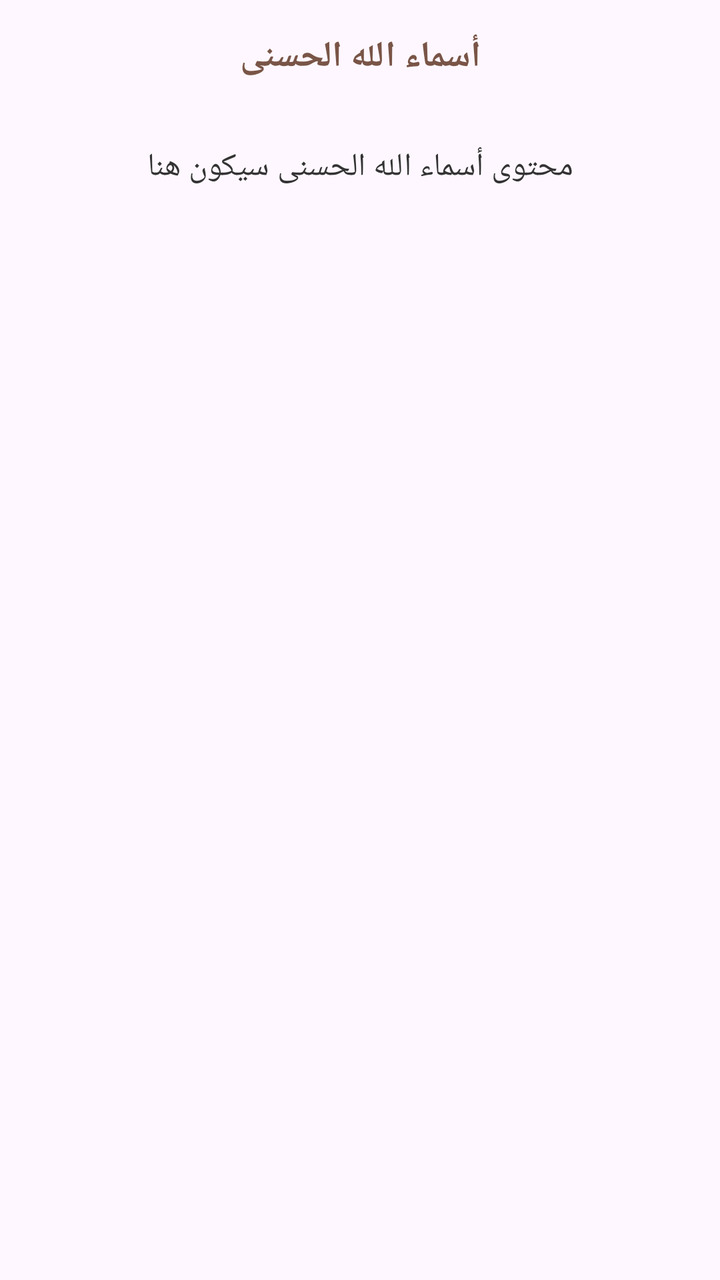
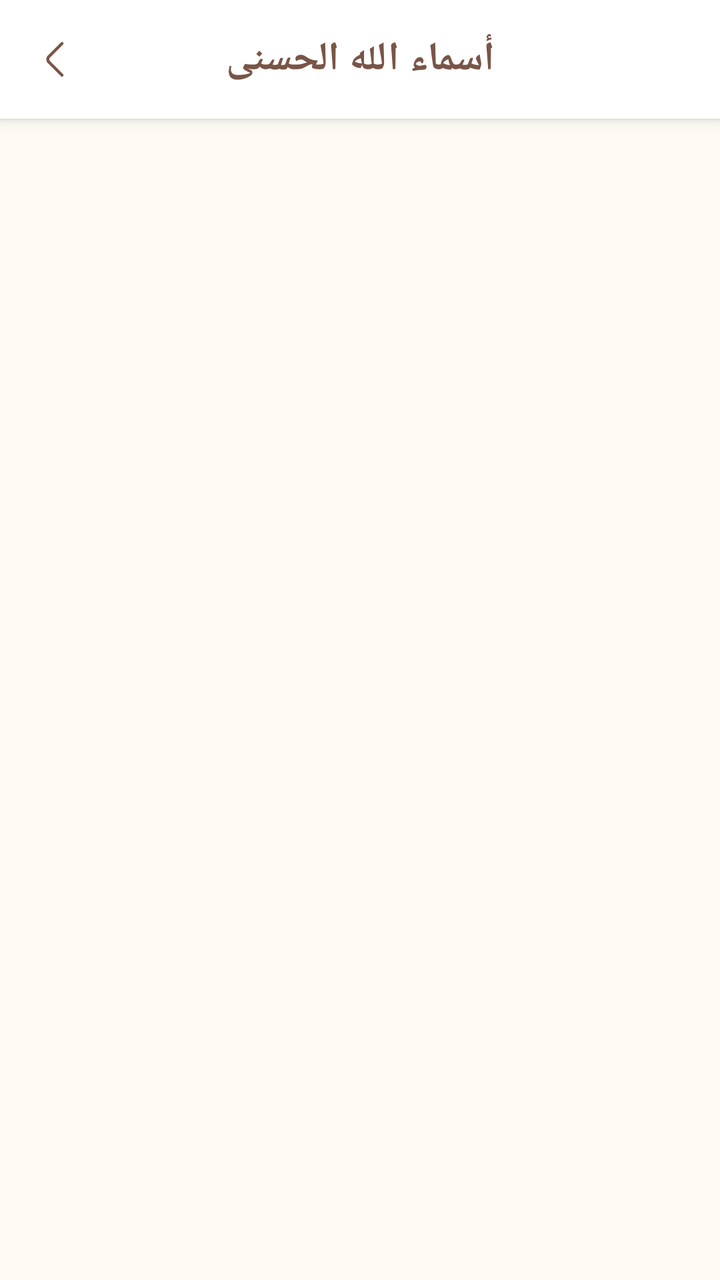

Two renders of the same Android screen: before a commit and after it. Below are the layout's source before the change and the commit's diff.
<!-- AndroidManifest.xml: application theme Theme.Zakrni -->
<!-- res/layout/fragment_allah_names.xml -->
<?xml version="1.0" encoding="utf-8"?>
<androidx.constraintlayout.widget.ConstraintLayout xmlns:android="http://schemas.android.com/apk/res/android"
    xmlns:tools="http://schemas.android.com/tools"
    android:layout_width="match_parent"
    android:layout_height="match_parent"
    xmlns:app="http://schemas.android.com/apk/res-auto"
    tools:context=".clean.ui.views.AllahNamesFragment">


    
    <LinearLayout
        android:id="@+id/headerLayout"
        android:layout_width="0dp"
        android:layout_height="wrap_content"
        android:orientation="horizontal"
        android:gravity="center_vertical"
        android:padding="16dp"
        app:layout_constraintTop_toTopOf="parent"
        app:layout_constraintStart_toStartOf="parent"
        app:layout_constraintEnd_toEndOf="parent">

        <ImageView
            android:id="@+id/backButton"
            android:layout_width="24dp"
            android:layout_height="24dp"
            android:clickable="true"
            android:focusable="true"
            android:background="?attr/selectableItemBackgroundBorderless"
            android:contentDescription="Back" />

        <TextView
            android:layout_width="0dp"
            android:layout_height="wrap_content"
            android:layout_weight="1"
            android:text="أسماء الله الحسنى"
            android:textSize="18sp"
            android:textStyle="bold"
            android:textColor="#795547"
            android:gravity="center" />

        <View
            android:layout_width="24dp"
            android:layout_height="24dp" />

    </LinearLayout>

    
    <ScrollView
        android:layout_width="0dp"
        android:layout_height="0dp"
        app:layout_constraintTop_toBottomOf="@+id/headerLayout"
        app:layout_constraintBottom_toBottomOf="parent"
        app:layout_constraintStart_toStartOf="parent"
        app:layout_constraintEnd_toEndOf="parent">

        <LinearLayout
            android:layout_width="match_parent"
            android:layout_height="wrap_content"
            android:orientation="vertical"
            android:padding="16dp">

            
            <TextView
                android:layout_width="match_parent"
                android:layout_height="wrap_content"
                android:text="محتوى أسماء الله الحسنى سيكون هنا"
                android:textSize="16sp"
                android:textColor="#333333"
                android:gravity="center" />

        </LinearLayout>

    </ScrollView>


</androidx.constraintlayout.widget.ConstraintLayout>
<!-- resources referenced by this layout -->
<resources>
  <style name="Theme.Zakrni" parent="Base.Theme.Zakrni" />
  <style name="Base.Theme.Zakrni" parent="Theme.Material3.DayNight.NoActionBar">
          
          
      </style>
</resources>

<!-- the commit's change to res/layout/fragment_allah_names.xml (unified diff, before → after) -->
@@ -4,73 +4,223 @@
     android:layout_width="match_parent"
     android:layout_height="match_parent"
     xmlns:app="http://schemas.android.com/apk/res-auto"
-    tools:context=".clean.ui.views.AllahNamesFragment">
-
+    tools:context=".clean.ui.views.AllahNamesFragment"
+    android:background="#FEFBF4">
+
+    
+    <androidx.cardview.widget.CardView
+        android:id="@+id/headerCard"
+        android:layout_width="0dp"
+        android:layout_height="wrap_content"
+        app:cardCornerRadius="0dp"
+        app:cardElevation="4dp"
+        app:cardBackgroundColor="@android:color/white"
+        app:layout_constraintTop_toTopOf="parent"
+        app:layout_constraintStart_toStartOf="parent"
+        app:layout_constraintEnd_toEndOf="parent">
+
+        <LinearLayout
+            android:id="@+id/headerLayout"
+            android:layout_width="match_parent"
+            android:layout_height="wrap_content"
+            android:orientation="horizontal"
+            android:gravity="center_vertical"
+            android:padding="16dp">
+
+            <ImageView
+                android:id="@+id/backButton"
+                android:layout_width="24dp"
+                android:layout_height="24dp"
+                android:clickable="true"
+                android:focusable="true"
+                android:background="?attr/selectableItemBackgroundBorderless"
+                android:src="@drawable/ic_back"
+                android:contentDescription="Back" />
+
+            <TextView
+                android:layout_width="0dp"
+                android:layout_height="wrap_content"
+                android:layout_weight="1"
+                android:text="أسماء الله الحسنى"
+                android:textSize="20sp"
+                android:textStyle="bold"
+                android:textColor="#795547"
+                android:gravity="center"
+                 />
+
+            <View
+                android:layout_width="24dp"
+                android:layout_height="24dp" />
+
+        </LinearLayout>
+
+    </androidx.cardview.widget.CardView>
+
+
+
+    
+    <ProgressBar
+        android:id="@+id/progressBar"
+        android:layout_width="wrap_content"
+        android:layout_height="wrap_content"
+        android:visibility="gone"
+        app:layout_constraintTop_toTopOf="@+id/recyclerView"
+        app:layout_constraintBottom_toBottomOf="@+id/recyclerView"
+        app:layout_constraintStart_toStartOf="parent"
+        app:layout_constraintEnd_toEndOf="parent" />
+
+    
+    <androidx.recyclerview.widget.RecyclerView
+        android:id="@+id/recyclerView"
+        android:layout_width="0dp"
+        android:layout_height="0dp"
+        android:layout_marginTop="8dp"
+        android:clipToPadding="false"
+        android:paddingBottom="16dp"
+        app:layout_constraintTop_toBottomOf="@+id/headerCard"
+        app:layout_constraintBottom_toBottomOf="parent"
+        app:layout_constraintStart_toStartOf="parent"
+        app:layout_constraintEnd_toEndOf="parent"
+        tools:listitem="@layout/item_allah_names" />
 
     
     <LinearLayout
-        android:id="@+id/headerLayout"
-        android:layout_width="0dp"
-        android:layout_height="wrap_content"
-        android:orientation="horizontal"
-        android:gravity="center_vertical"
-        android:padding="16dp"
-        app:layout_constraintTop_toTopOf="parent"
+        android:id="@+id/errorLayout"
+        android:layout_width="wrap_content"
+        android:layout_height="wrap_content"
+        android:orientation="vertical"
+        android:gravity="center"
+        android:visibility="gone"
+        app:layout_constraintTop_toTopOf="@+id/recyclerView"
+        app:layout_constraintBottom_toBottomOf="@+id/recyclerView"
         app:layout_constraintStart_toStartOf="parent"
         app:layout_constraintEnd_toEndOf="parent">
 
-        <ImageView
-            android:id="@+id/backButton"
-            android:layout_width="24dp"
-            android:layout_height="24dp"
-            android:clickable="true"
-            android:focusable="true"
-            android:background="?attr/selectableItemBackgroundBorderless"
-            android:contentDescription="Back" />
-
-        <TextView
+
+
+        <TextView
+            android:id="@+id/tvError"
+            android:layout_width="wrap_content"
+            android:layout_height="wrap_content"
+            android:layout_marginTop="16dp"
+            android:text="حدث خطأ في تحميل البيانات"
+            android:textSize="16sp"
+            android:textColor="#666666"
+            android:gravity="center" />
+
+        <Button
+            android:id="@+id/btnRetry"
+            android:layout_width="wrap_content"
+            android:layout_height="wrap_content"
+            android:layout_marginTop="16dp"
+            android:text="إعادة المحاولة"
+            android:textColor="@android:color/white"
+            android:backgroundTint="#795547"
+            style="@style/Widget.Material3.Button" />
+
+    </LinearLayout>
+
+</androidx.constraintlayout.widget.ConstraintLayout>
+<!-- res/layout/item_allah_names.xml (included above) -->
+<?xml version="1.0" encoding="utf-8"?>
+<androidx.cardview.widget.CardView xmlns:android="http://schemas.android.com/apk/res/android"
+    xmlns:app="http://schemas.android.com/apk/res-auto"
+    android:layout_width="match_parent"
+    android:layout_height="wrap_content"
+    android:layout_margin="8dp"
+    app:cardCornerRadius="12dp"
+    app:cardElevation="4dp"
+    app:cardBackgroundColor="#FFFFFF">
+
+    <androidx.constraintlayout.widget.ConstraintLayout
+        android:layout_width="match_parent"
+        android:layout_height="wrap_content"
+        android:padding="16dp">
+
+        
+        <androidx.cardview.widget.CardView
+            android:id="@+id/numberCard"
+            android:layout_width="40dp"
+            android:layout_height="40dp"
+            app:cardCornerRadius="20dp"
+            app:cardBackgroundColor="#795547"
+            app:cardElevation="2dp"
+            app:layout_constraintStart_toStartOf="parent"
+            app:layout_constraintTop_toTopOf="parent"
+            app:layout_constraintBottom_toBottomOf="parent">
+
+            <TextView
+                android:id="@+id/tvNumber"
+                android:layout_width="match_parent"
+                android:layout_height="match_parent"
+                android:gravity="center"
+                android:textColor="#FFFFFF"
+                android:textSize="14sp"
+                android:textStyle="bold"
+                android:text="1" />
+
+        </androidx.cardview.widget.CardView>
+
+        
+        <TextView
+            android:id="@+id/tvArabicName"
             android:layout_width="0dp"
             android:layout_height="wrap_content"
-            android:layout_weight="1"
-            android:text="أسماء الله الحسنى"
-            android:textSize="18sp"
+            android:layout_marginStart="16dp"
+            android:layout_marginEnd="8dp"
+            android:text="الرَّحْمَنُ"
+            android:textSize="20sp"
             android:textStyle="bold"
             android:textColor="#795547"
-            android:gravity="center" />
-
+            android:gravity="end"
+            app:layout_constraintStart_toEndOf="@+id/numberCard"
+            app:layout_constraintEnd_toEndOf="parent"
+            app:layout_constraintTop_toTopOf="parent" />
+
+        
+        <TextView
+            android:id="@+id/tvTransliteration"
+            android:layout_width="0dp"
+            android:layout_height="wrap_content"
+            android:layout_marginStart="16dp"
+            android:layout_marginTop="4dp"
+            android:layout_marginEnd="8dp"
+            android:text="Ar-Rahman"
+            android:textSize="16sp"
+            android:textColor="#666666"
+            android:textStyle="italic"
+            android:gravity="end"
+            app:layout_constraintStart_toEndOf="@+id/numberCard"
+            app:layout_constraintEnd_toEndOf="parent"
+            app:layout_constraintTop_toBottomOf="@+id/tvArabicName" />
+
+        
+        <TextView
+            android:id="@+id/tvMeaning"
+            android:layout_width="0dp"
+            android:layout_height="wrap_content"
+            android:layout_marginStart="16dp"
+            android:layout_marginTop="8dp"
+            android:layout_marginEnd="8dp"
+            android:text="The Most Gracious"
+            android:textSize="14sp"
+            android:textColor="#666666"
+            android:gravity="end"
+            app:layout_constraintStart_toEndOf="@+id/numberCard"
+            app:layout_constraintEnd_toEndOf="parent"
+            app:layout_constraintTop_toBottomOf="@+id/tvTransliteration"
+            app:layout_constraintBottom_toBottomOf="parent" />
+
+        
         <View
-            android:layout_width="24dp"
-            android:layout_height="24dp" />
-
-    </LinearLayout>
-
-    
-    <ScrollView
-        android:layout_width="0dp"
-        android:layout_height="0dp"
-        app:layout_constraintTop_toBottomOf="@+id/headerLayout"
-        app:layout_constraintBottom_toBottomOf="parent"
-        app:layout_constraintStart_toStartOf="parent"
-        app:layout_constraintEnd_toEndOf="parent">
-
-        <LinearLayout
-            android:layout_width="match_parent"
-            android:layout_height="wrap_content"
-            android:orientation="vertical"
-            android:padding="16dp">
-
-            
-            <TextView
-                android:layout_width="match_parent"
-                android:layout_height="wrap_content"
-                android:text="محتوى أسماء الله الحسنى سيكون هنا"
-                android:textSize="16sp"
-                android:textColor="#333333"
-                android:gravity="center" />
-
-        </LinearLayout>
-
-    </ScrollView>
-
-
-</androidx.constraintlayout.widget.ConstraintLayout>
+            android:layout_width="1dp"
+            android:layout_height="0dp"
+            android:layout_marginStart="8dp"
+            android:background="#E0E0E0"
+            app:layout_constraintStart_toEndOf="@+id/numberCard"
+            app:layout_constraintTop_toTopOf="parent"
+            app:layout_constraintBottom_toBottomOf="parent" />
+
+    </androidx.constraintlayout.widget.ConstraintLayout>
+
+</androidx.cardview.widget.CardView>
<!-- resource entries referenced after the edit -->
@@ -1,5 +1,15 @@
 <!-- resources referenced by this layout -->
 <resources>
+  <!-- drawable ic_back (drawable) -->
+  <vector xmlns:android="http://schemas.android.com/apk/res/android"
+      android:width="24dp"
+      android:height="24dp"
+      android:viewportWidth="24"
+      android:viewportHeight="24">
+    <path
+        android:pathData="M15,20.67C14.81,20.67 14.62,20.6 14.47,20.45L7.95,13.93C6.89,12.87 6.89,11.13 7.95,10.07L14.47,3.55C14.76,3.26 15.24,3.26 15.53,3.55C15.82,3.84 15.82,4.32 15.53,4.61L9.01,11.13C8.53,11.61 8.53,12.39 9.01,12.87L15.53,19.39C15.82,19.68 15.82,20.16 15.53,20.45C15.38,20.59 15.19,20.67 15,20.67Z"
+        android:fillColor="#795547"/>
+  </vector>
   <style name="Theme.Zakrni" parent="Base.Theme.Zakrni" />
   <style name="Base.Theme.Zakrni" parent="Theme.Material3.DayNight.NoActionBar">
           
